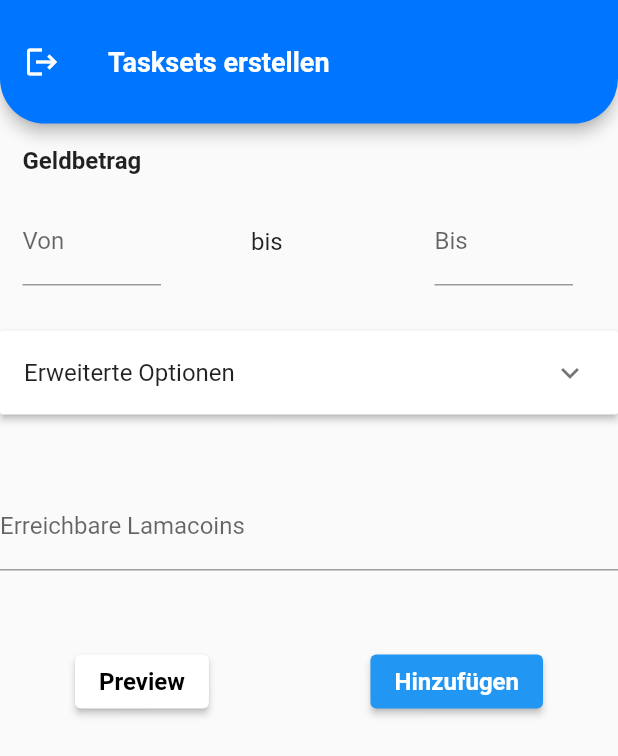
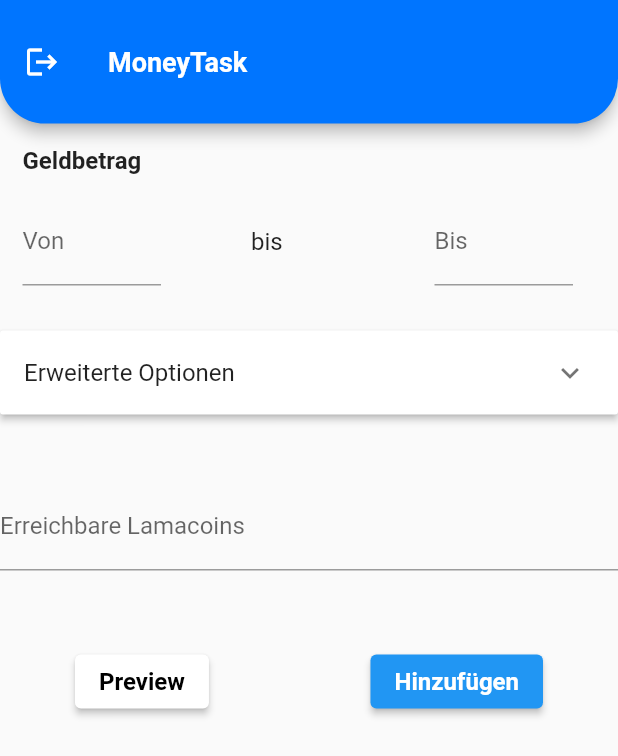
Before and after one commit to thm-mni-ii/lama, a Flutter app: the MoneyEinstellenScreen screen opened directly, on a phone screen of 412 x 824 dp. Shown: the top 756 px of the screen. Run offline on Flutter 3.47's test engine with Material 2 defaults, Android fonts, the phone set to English and light mode, and no system bars; our stand-ins replace bloc, bubble, cached_network_image, equatable, flutter_bloc, flutter_markdown and 5 more; missing offline and left inert: dbcrypt; accounts and stored records are empty; Roboto replaces fonts that are missing (Ubuntu); project files that could hold a hidden picture were left out.

Commit message:
Update money_einstellen_screen.dart

```diff
--- a/lama_app/lib/app/screens/admin_menu_folder/money_einstellen_screen.dart
+++ b/lama_app/lib/app/screens/admin_menu_folder/money_einstellen_screen.dart
@@ -28,8 +28,8 @@ class MoneyEinstellenScreenState extends State<MoneyEinstellenScreen> {
     // TODO: implement build
     Size screenSize = MediaQuery.of(context).size;
     return Scaffold(
-      appBar: navBar(screenSize.width / 5, "Tasksets erstellen",
-          LamaColors.bluePrimary) as PreferredSizeWidget?,
+      appBar: navBar(screenSize.width / 5, "MoneyTask", LamaColors.bluePrimary)
+          as PreferredSizeWidget?,
       body: Form(
         key: _formKey,
         child: Column(
```
